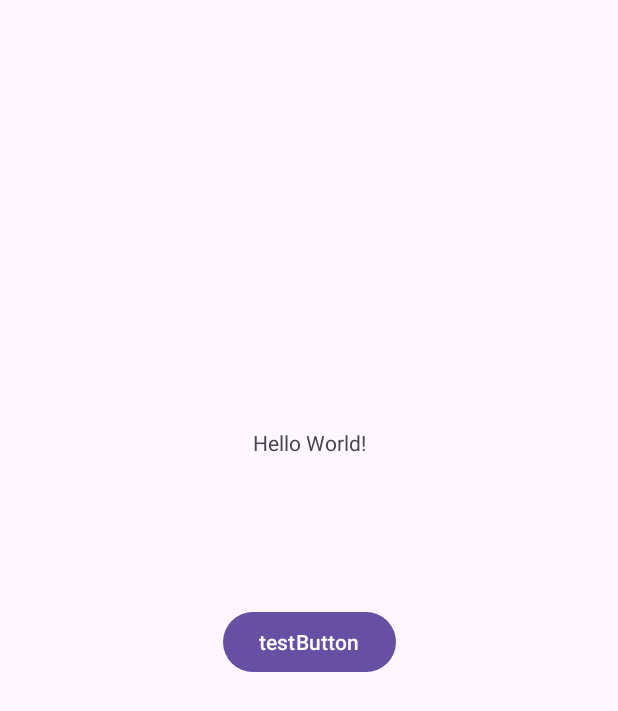
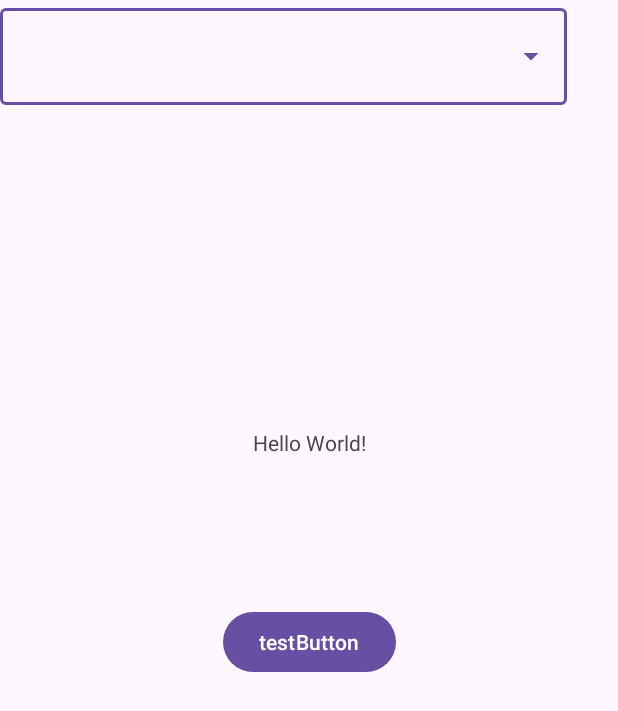
Before and after one commit to Joel-mq/COMP4060CPD, an Android app: the screen it shows after launch (MainActivity), on a phone screen of 412 x 824 dp. Shown: the top 711 px of the screen. Run offline under Robolectric (Android 15) with nearby library versions, the phone set to English and light mode, and no system bars.

Commit message:
Added dropdown menu for bus stops

```diff
--- a/app/src/main/java/com/example/gpsnotifier/BusRoute.java
+++ b/app/src/main/java/com/example/gpsnotifier/BusRoute.java
@@ -16,4 +16,12 @@ public class BusRoute {
             System.out.println("too many stops, redefine route length better >:(");
         }
     }
+
+    public String[] returnStringOfBusStops() {
+        String[] tempString = new String[i];
+            for (int j = 0; j < i; j++) {
+                tempString[j] = busStops[j].name;
+            }
+        return tempString;
+    }
 }
--- a/app/src/main/java/com/example/gpsnotifier/BusStop.java
+++ b/app/src/main/java/com/example/gpsnotifier/BusStop.java
@@ -11,4 +11,6 @@ public class BusStop {
         longitude = lon;
         name = nam;
     }
+
+
 }
--- a/app/src/main/java/com/example/gpsnotifier/MainActivity.java
+++ b/app/src/main/java/com/example/gpsnotifier/MainActivity.java
@@ -16,6 +16,9 @@ import android.location.Location;
 import android.os.Build;
 import android.os.Bundle;
 import android.view.View;
+import android.widget.AdapterView;
+import android.widget.ArrayAdapter;
+import android.widget.AutoCompleteTextView;
 import android.widget.Button;
 import android.widget.TextView;
 import android.app.Activity;
@@ -43,6 +46,10 @@ public class MainActivity extends AppCompatActivity {
 
     private static double distanceFrom = 0.001;
 
+
+    AutoCompleteTextView autoCompleteTextView;
+    ArrayAdapter<String> adapterItems;
+    private BusRoute _144ChatswoodToManly_ = new BusRoute(52);
 
 
     //LocationRequest locationRequest;
@@ -89,6 +96,21 @@ public class MainActivity extends AppCompatActivity {
         //locationRequest = new LocationRequest();
         //locationRequest.Builder.setInterval()
 
+        _144ChatswoodToManly_.addStop(-33.79740449048758, 151.1794862107421, "Chatswood Station, Victoria Ave, Stand F");
+        _144ChatswoodToManly_.addStop(-33.800287048183776, 151.1795093172719, "Pacific Hwy at Ellis St");
+        String[] items = _144ChatswoodToManly_.returnStringOfBusStops();
+        autoCompleteTextView = findViewById(R.id.auto_complete_textview);
+        adapterItems = new ArrayAdapter<String>(this, R.layout.list_item, items);
+
+        autoCompleteTextView.setAdapter(adapterItems);
+
+        autoCompleteTextView.setOnItemClickListener(new AdapterView.OnItemClickListener() {
+            @Override
+            public void onItemClick(AdapterView<?> parent, View view, int position, long id) {
+                System.out.println(position);
+            }
+        });
+
         button.setOnClickListener(new View.OnClickListener() {
             @Override
             public void onClick(View v) {
@@ -125,12 +147,18 @@ public class MainActivity extends AppCompatActivity {
                     if (location == null) {
                         test.setText("null");
                     } else {
-                        if (location.getLatitude()-distanceFrom < pLat && pLat < location.getLatitude()+distanceFrom &&
-                            location.getLongitude()-distanceFrom < pLong && pLong < location.getLongitude()+distanceFrom) {
-                            test.setText(location.getLatitude() + " " + location.getLongitude() + " near");
-                        } else {
-                            test.setText(location.getLatitude() + " " + location.getLongitude());
+                        test.setText(location.getLatitude() + " " + location.getLongitude());
+                        double tempLat;
+                        double tempLong;
+                        for (int i = 0; i < _144ChatswoodToManly_.i; i++) {
+                            tempLat = _144ChatswoodToManly_.busStops[i].latitude;
+                            tempLong = _144ChatswoodToManly_.busStops[i].longitude;
+                            if (location.getLatitude()-distanceFrom < tempLat && tempLat < location.getLatitude()+distanceFrom &&
+                                    location.getLongitude()-distanceFrom < tempLong && tempLong < location.getLongitude()+distanceFrom) {
+                                test.setText(location.getLatitude() + " " + location.getLongitude() + " near " + _144ChatswoodToManly_.busStops[i].name);
+                            }
                         }
+
                     }
                 }
             });
--- a/app/src/main/res/layout/activity_main.xml
+++ b/app/src/main/res/layout/activity_main.xml
@@ -26,6 +26,22 @@
         app:layout_constraintEnd_toEndOf="parent"
         app:layout_constraintStart_toStartOf="parent"
         app:layout_constraintTop_toBottomOf="@+id/textView" />
-        app:layout_constraintTop_toTopOf="parent" />
+
+    <com.google.android.material.textfield.TextInputLayout
+        style="@style/Widget.MaterialComponents.TextInputLayout.OutlinedBox.ExposedDropdownMenu"
+        android:layout_width="378dp"
+        android:layout_height="70dp"
+        android:layout_margin="16dp"
+        tools:layout_editor_absoluteX="17dp"
+        tools:ignore="MissingConstraints">
+
+        <AutoCompleteTextView
+            android:id="@+id/auto_complete_textview"
+            android:layout_width="match_parent"
+            android:layout_height="match_parent"
+            android:inputType="none" />
+
+    </com.google.android.material.textfield.TextInputLayout>
+
 
 </androidx.constraintlayout.widget.ConstraintLayout>
```
Also changed, not shown: app/src/main/res/layout/list_item.xml (added, +12 -0 lines).
